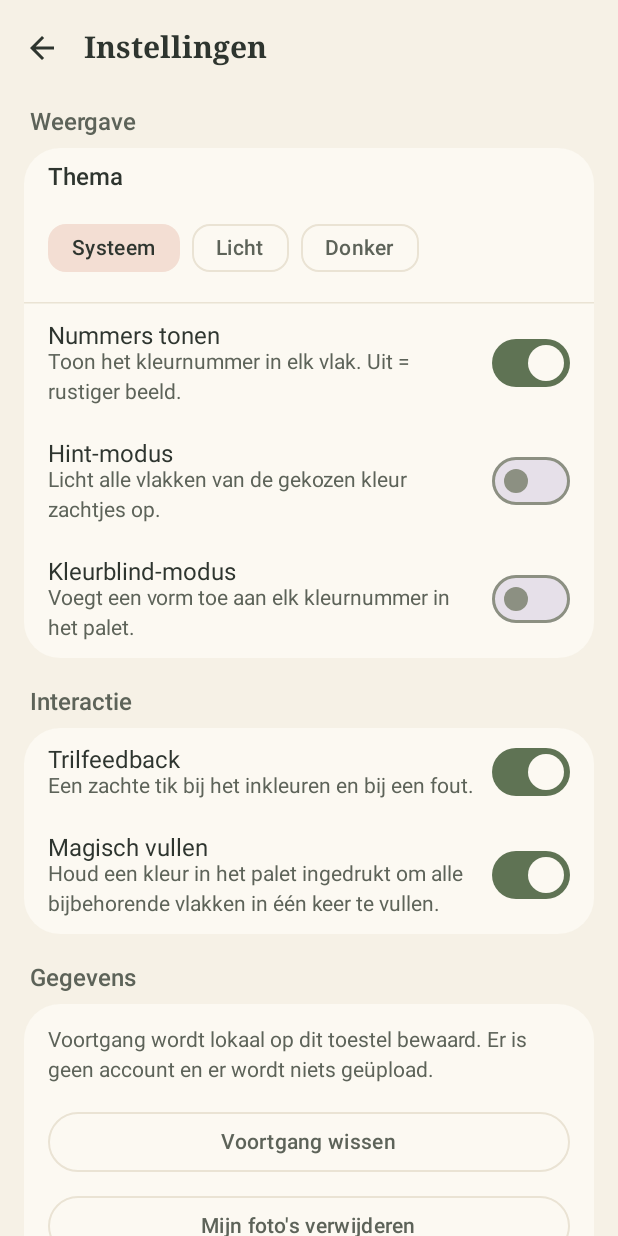
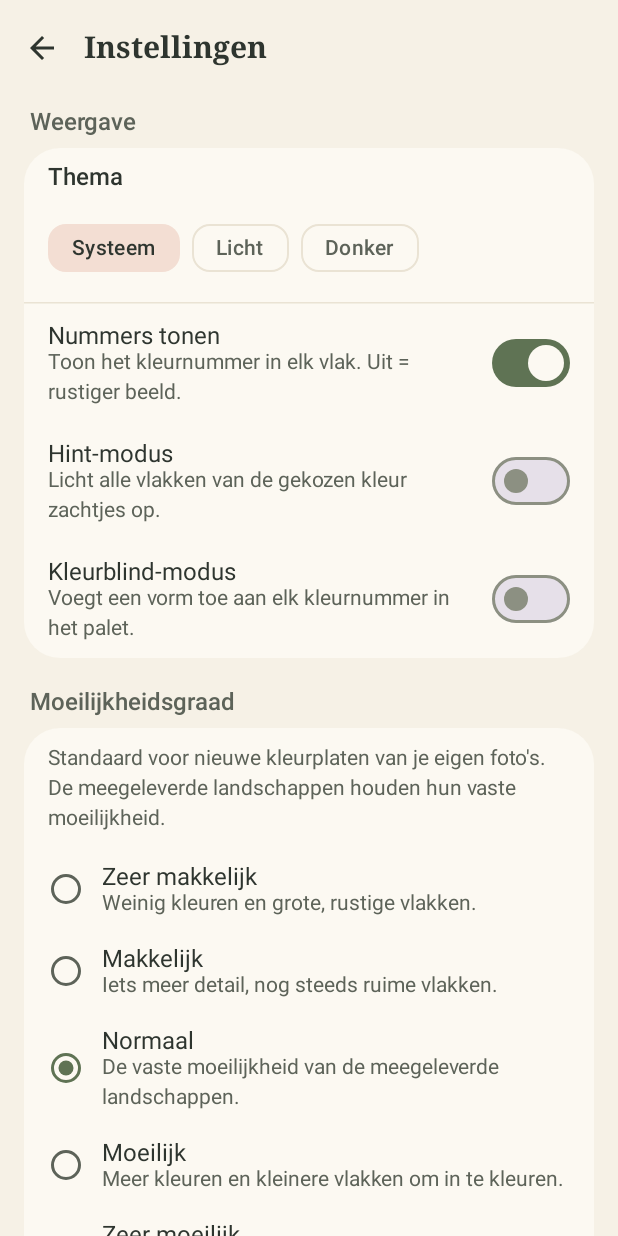
Before and after one commit to simondewaal1980/kleurenpuzzle, an Android app built with Jetpack Compose: the screen it shows after launch (MainActivity), after a tap on "Instellingen", on a phone screen of 412 x 824 dp. Run offline under Robolectric (Android 15) with nearby library versions, the phone set to English and light mode, and no system bars.

Commit message:
Moeilijkheidsgraad met vijf niveaus toevoegen

```diff
--- a/app/src/main/java/nl/kleuren/app/data/SettingsRepository.kt
+++ b/app/src/main/java/nl/kleuren/app/data/SettingsRepository.kt
@@ -5,6 +5,7 @@ import android.content.SharedPreferences
 import kotlinx.coroutines.flow.MutableStateFlow
 import kotlinx.coroutines.flow.StateFlow
 import kotlinx.coroutines.flow.asStateFlow
+import nl.kleuren.pipeline.Difficulty
 
 /** Donker/licht: volg het systeem of forceer een keuze. */
 enum class ThemeMode { SYSTEM, LIGHT, DARK }
@@ -25,6 +26,7 @@ data class AppSettings(
     val magicFillEnabled: Boolean = true,
     val colorBlindMode: Boolean = false,
     val themeMode: ThemeMode = ThemeMode.SYSTEM,
+    val difficulty: Difficulty = Difficulty.DEFAULT,
 )
 
 /**
@@ -50,6 +52,7 @@ class SettingsRepository(context: Context) {
         themeMode = runCatching {
             ThemeMode.valueOf(preferences.getString(KEY_THEME, ThemeMode.SYSTEM.name)!!)
         }.getOrDefault(ThemeMode.SYSTEM),
+        difficulty = Difficulty.fromStorage(preferences.getString(KEY_DIFFICULTY, null)),
     )
 
     fun setShowNumbers(value: Boolean) = update(KEY_SHOW_NUMBERS, value)
@@ -61,6 +64,11 @@ class SettingsRepository(context: Context) {
     fun setThemeMode(mode: ThemeMode) {
         preferences.edit().putString(KEY_THEME, mode.name).apply()
         _settings.value = _settings.value.copy(themeMode = mode)
+    }
+
+    fun setDifficulty(difficulty: Difficulty) {
+        preferences.edit().putString(KEY_DIFFICULTY, difficulty.name).apply()
+        _settings.value = _settings.value.copy(difficulty = difficulty)
     }
 
     private fun update(key: String, value: Boolean) {
@@ -82,5 +90,6 @@ class SettingsRepository(context: Context) {
         const val KEY_MAGIC = "magic_fill_enabled"
         const val KEY_COLOR_BLIND = "color_blind_mode"
         const val KEY_THEME = "theme_mode"
+        const val KEY_DIFFICULTY = "difficulty"
     }
 }
--- /dev/null
+++ b/app/src/main/java/nl/kleuren/app/ui/components/DifficultyPicker.kt
@@ -0,0 +1,67 @@
+package nl.kleuren.app.ui.components
+
+import androidx.compose.foundation.layout.Column
+import androidx.compose.foundation.layout.Row
+import androidx.compose.foundation.layout.Spacer
+import androidx.compose.foundation.layout.fillMaxWidth
+import androidx.compose.foundation.layout.padding
+import androidx.compose.foundation.layout.size
+import androidx.compose.foundation.selection.selectable
+import androidx.compose.foundation.selection.selectableGroup
+import androidx.compose.material3.MaterialTheme
+import androidx.compose.material3.RadioButton
+import androidx.compose.material3.Text
+import androidx.compose.runtime.Composable
+import androidx.compose.ui.Alignment
+import androidx.compose.ui.Modifier
+import androidx.compose.ui.semantics.Role
+import androidx.compose.ui.unit.dp
+import nl.kleuren.pipeline.Difficulty
+
+/**
+ * Keuzelijst met de vijf moeilijkheidsniveaus.
+ *
+ * Eén gedeelde composable voor de instellingen en het fotoscherm, zodat de
+ * volgorde, namen en uitleg overal hetzelfde zijn. Elke rij is in zijn geheel
+ * aantikbaar; de radio-button is alleen de visuele aanduiding.
+ */
+@Composable
+fun DifficultyPicker(
+    selected: Difficulty,
+    onSelect: (Difficulty) -> Unit,
+    modifier: Modifier = Modifier,
+) {
+    Column(modifier = modifier.selectableGroup()) {
+        Difficulty.entries.forEach { difficulty ->
+            val isSelected = selected == difficulty
+            Row(
+                modifier = Modifier
+                    .fillMaxWidth()
+                    .selectable(
+                        selected = isSelected,
+                        role = Role.RadioButton,
+                        onClick = { onSelect(difficulty) },
+                    )
+                    .padding(horizontal = 16.dp, vertical = 10.dp),
+                verticalAlignment = Alignment.CenterVertically,
+            ) {
+                RadioButton(
+                    selected = isSelected,
+                    onClick = null,
+                )
+                Spacer(Modifier.size(12.dp))
+                Column(modifier = Modifier.weight(1f)) {
+                    Text(
+                        text = difficulty.label,
+                        style = MaterialTheme.typography.bodyLarge,
+                    )
+                    Text(
+                        text = difficulty.description,
+                        style = MaterialTheme.typography.bodyMedium,
+                        color = MaterialTheme.colorScheme.onSurfaceVariant,
+                    )
+                }
+            }
+        }
+    }
+}
--- a/app/src/main/java/nl/kleuren/app/ui/settings/SettingsScreen.kt
+++ b/app/src/main/java/nl/kleuren/app/ui/settings/SettingsScreen.kt
@@ -51,6 +51,7 @@ import androidx.lifecycle.compose.collectAsStateWithLifecycle
 import androidx.lifecycle.viewmodel.compose.viewModel
 import nl.kleuren.app.data.AppContainer
 import nl.kleuren.app.data.ThemeMode
+import nl.kleuren.app.ui.components.DifficultyPicker
 
 private enum class ConfirmAction { PROGRESS, PHOTOS, EVERYTHING }
 
@@ -146,6 +147,23 @@ fun SettingsScreen(
                     checked = state.settings.colorBlindMode,
                     onCheckedChange = viewModel::setColorBlind,
                 )
+            }
+
+            Spacer(Modifier.height(20.dp))
+
+            SettingsSection(title = "Moeilijkheidsgraad") {
+                Text(
+                    text = "Standaard voor nieuwe kleurplaten van je eigen foto's. " +
+                        "De meegeleverde landschappen houden hun vaste moeilijkheid.",
+                    style = MaterialTheme.typography.bodyMedium,
+                    color = MaterialTheme.colorScheme.onSurfaceVariant,
+                    modifier = Modifier.padding(horizontal = 16.dp, vertical = 12.dp),
+                )
+                DifficultyPicker(
+                    selected = state.settings.difficulty,
+                    onSelect = viewModel::setDifficulty,
+                )
+                Spacer(Modifier.height(4.dp))
             }
 
             Spacer(Modifier.height(20.dp))
--- a/app/src/main/java/nl/kleuren/app/ui/settings/SettingsViewModel.kt
+++ b/app/src/main/java/nl/kleuren/app/ui/settings/SettingsViewModel.kt
@@ -18,6 +18,7 @@ import nl.kleuren.app.data.ProgressRepository
 import nl.kleuren.app.data.SettingsRepository
 import nl.kleuren.app.data.ThemeMode
 import nl.kleuren.app.data.UserPlateStore
+import nl.kleuren.pipeline.Difficulty
 
 data class SettingsUiState(
     val settings: AppSettings = AppSettings(),
@@ -63,6 +64,7 @@ class SettingsViewModel(
     fun setHaptics(value: Boolean) = settingsRepository.setHapticsEnabled(value)
     fun setMagic(value: Boolean) = settingsRepository.setMagicFillEnabled(value)
     fun setColorBlind(value: Boolean) = settingsRepository.setColorBlindMode(value)
+    fun setDifficulty(difficulty: Difficulty) = settingsRepository.setDifficulty(difficulty)
 
     fun clearProgress() {
         viewModelScope.launch {
--- /dev/null
+++ b/pipeline/src/main/kotlin/nl/kleuren/pipeline/Difficulty.kt
@@ -0,0 +1,110 @@
+package nl.kleuren.pipeline
+
+/**
+ * Vijf moeilijkheidsgraden voor een kleurplaat.
+ *
+ * De meegeleverde landschappen gebruiken [MEDIUM] als vaste waarde, zoals in
+ * plan.md staat. Voor "eigen foto toevoegen" kiest de gebruiker één van de
+ * vijf niveaus. Elk niveau vertaalt zich naar dezelfde [ConvertOptions], zodat
+ * de app en de generator precies dezelfde pijplijn blijven gebruiken.
+ *
+ * Van makkelijk naar moeilijk:
+ *  - meer kleuren;
+ *  - meer vlakken;
+ *  - kleinere vlakken toegestaan (fijner detail);
+ *  - scherpere, minder sterk vereenvoudigde contouren.
+ */
+enum class Difficulty(
+    /** Naam zoals die in de UI verschijnt. */
+    val label: String,
+
+    /** Korte uitleg voor de keuzelijst. */
+    val description: String,
+
+    val colorCount: Int,
+    val targetMinRegions: Int,
+    val targetMaxRegions: Int,
+    val minRegionFraction: Float,
+    val simplifyEpsilon: Float,
+) {
+    VERY_EASY(
+        label = "Zeer makkelijk",
+        description = "Weinig kleuren en grote, rustige vlakken.",
+        colorCount = 12,
+        targetMinRegions = 150,
+        targetMaxRegions = 300,
+        minRegionFraction = 0.0012f,
+        simplifyEpsilon = 2.4f,
+    ),
+    EASY(
+        label = "Makkelijk",
+        description = "Iets meer detail, nog steeds ruime vlakken.",
+        colorCount = 13,
+        targetMinRegions = 220,
+        targetMaxRegions = 450,
+        minRegionFraction = 0.0008f,
+        simplifyEpsilon = 2.0f,
+    ),
+    MEDIUM(
+        label = "Normaal",
+        description = "De vaste moeilijkheid van de meegeleverde landschappen.",
+        colorCount = 14,
+        targetMinRegions = 300,
+        targetMaxRegions = 800,
+        minRegionFraction = 0.0004f,
+        simplifyEpsilon = 1.6f,
+    ),
+    HARD(
+        label = "Moeilijk",
+        description = "Meer kleuren en kleinere vlakken om in te kleuren.",
+        colorCount = 17,
+        targetMinRegions = 450,
+        targetMaxRegions = 800,
+        minRegionFraction = 0.0003f,
+        simplifyEpsilon = 1.4f,
+    ),
+    VERY_HARD(
+        label = "Zeer moeilijk",
+        description = "Maximaal detail: veel kleuren en veel kleine vlakken.",
+        colorCount = 20,
+        targetMinRegions = 600,
+        targetMaxRegions = 800,
+        minRegionFraction = 0.0002f,
+        simplifyEpsilon = 1.2f,
+    ),
+    ;
+
+    /**
+     * Vertaalt dit niveau naar de parameters van de fotopijplijn.
+     *
+     * [maxSide] en [maxColorAttempts] zijn geen onderdeel van de moeilijkheid:
+     * die bepalen respectievelijk de resolutie en de wachttijd. De standaard-
+     * waarden zorgen dat [MEDIUM] exact overeenkomt met [ConvertOptions].
+     */
+    fun toConvertOptions(
+        maxSide: Int = 1200,
+        maxColorAttempts: Int = 2,
+        randomSeed: Long = 20261116L,
+    ): ConvertOptions = ConvertOptions(
+        maxSide = maxSide,
+        colorCount = colorCount,
+        minRegionFraction = minRegionFraction,
+        targetMinRegions = targetMinRegions,
+        targetMaxRegions = targetMaxRegions,
+        simplifyEpsilon = simplifyEpsilon,
+        maxColorAttempts = maxColorAttempts,
+        randomSeed = randomSeed,
+    )
+
+    companion object {
+        /** Standaard: gelijk aan de vaste moeilijkheid uit plan.md. */
+        val DEFAULT: Difficulty = MEDIUM
+
+        /**
+         * Leest een eerder opgeslagen naam. Onbekende of ontbrekende waarden
+         * vallen terug op [DEFAULT], zodat een oude installatie blijft werken.
+         */
+        fun fromStorage(value: String?): Difficulty =
+            entries.firstOrNull { it.name == value } ?: DEFAULT
+    }
+}
```
Also changed, not shown: app/src/main/java/nl/kleuren/app/ui/photo/PhotoImportScreen.kt (+11 -20 lines), app/src/main/java/nl/kleuren/app/ui/photo/PhotoImportViewModel.kt (+14 -13 lines), 3 other files.
